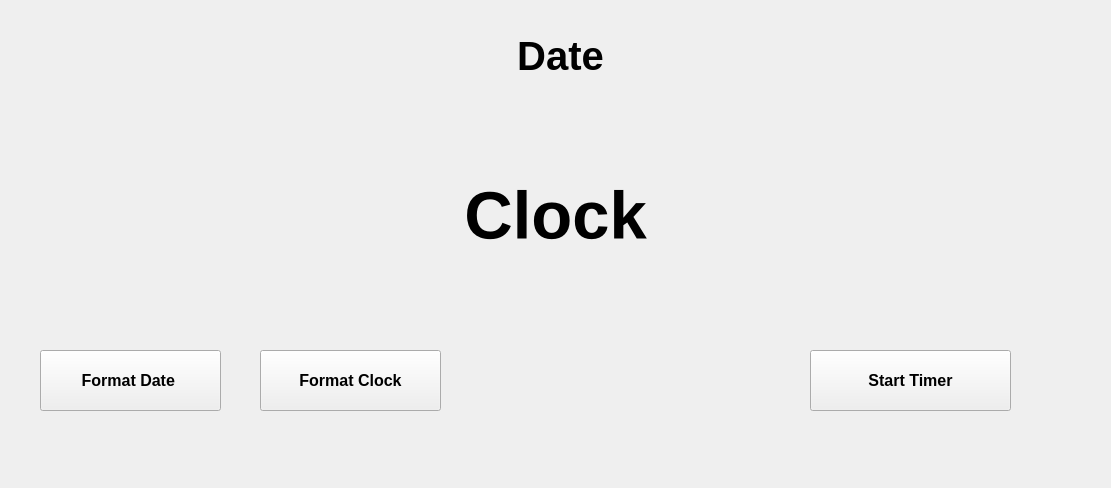
First picture: the form in clockwindow.ui, repository Pennelli02/Timer, before the edit.
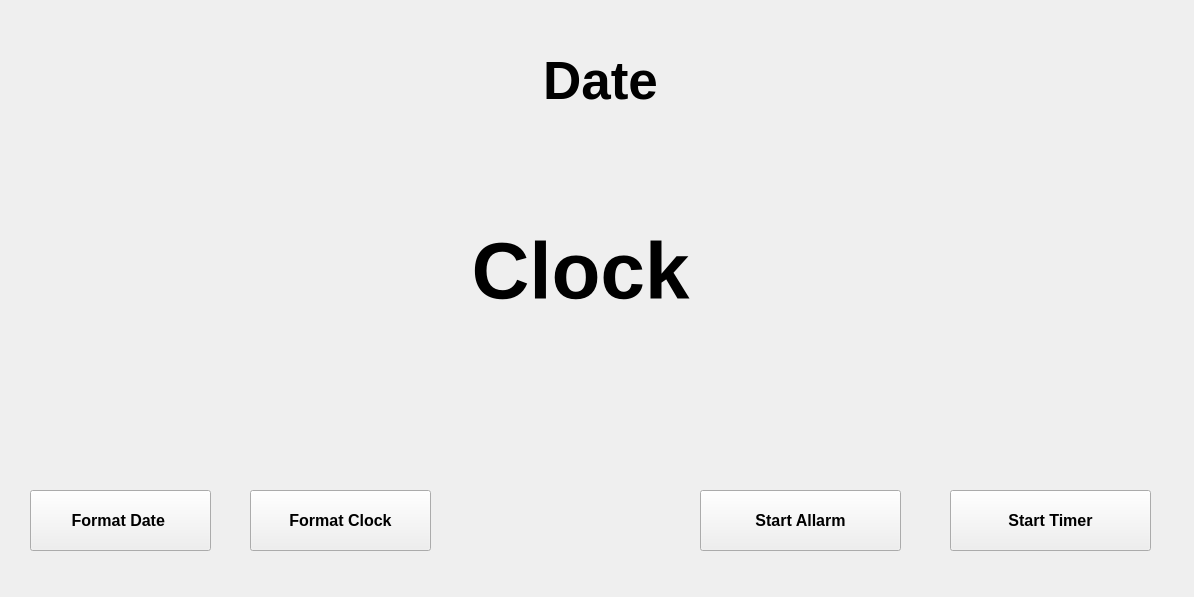
Second picture: the form after the edit.

Commit message: add button about allarm

The edit to the form file:
```diff
--- a/clockwindow.ui
+++ b/clockwindow.ui
@@ -6,8 +6,8 @@
    <rect>
     <x>0</x>
     <y>0</y>
-    <width>1111</width>
-    <height>488</height>
+    <width>1194</width>
+    <height>597</height>
    </rect>
   </property>
   <property name="windowTitle">
@@ -16,15 +16,15 @@
   <widget class="QLabel" name="DateLabel">
    <property name="geometry">
     <rect>
-     <x>300</x>
-     <y>20</y>
-     <width>521</width>
-     <height>71</height>
+     <x>200</x>
+     <y>30</y>
+     <width>801</width>
+     <height>101</height>
     </rect>
    </property>
    <property name="font">
     <font>
-     <pointsize>30</pointsize>
+     <pointsize>40</pointsize>
      <bold>true</bold>
     </font>
    </property>
@@ -39,14 +39,14 @@
    <property name="geometry">
     <rect>
      <x>130</x>
-     <y>160</y>
-     <width>851</width>
-     <height>111</height>
+     <y>180</y>
+     <width>901</width>
+     <height>181</height>
     </rect>
    </property>
    <property name="font">
     <font>
-     <pointsize>50</pointsize>
+     <pointsize>60</pointsize>
      <bold>true</bold>
     </font>
    </property>
@@ -60,8 +60,8 @@
   <widget class="QPushButton" name="changeFormat">
    <property name="geometry">
     <rect>
-     <x>40</x>
-     <y>350</y>
+     <x>30</x>
+     <y>490</y>
      <width>181</width>
      <height>61</height>
     </rect>
@@ -79,8 +79,8 @@
   <widget class="QPushButton" name="pushButton">
    <property name="geometry">
     <rect>
-     <x>810</x>
-     <y>350</y>
+     <x>950</x>
+     <y>490</y>
      <width>201</width>
      <height>61</height>
     </rect>
@@ -98,8 +98,8 @@
   <widget class="QPushButton" name="clockFormat">
    <property name="geometry">
     <rect>
-     <x>260</x>
-     <y>350</y>
+     <x>250</x>
+     <y>490</y>
      <width>181</width>
      <height>61</height>
     </rect>
@@ -114,6 +114,25 @@
     <string>Format Clock</string>
    </property>
   </widget>
+  <widget class="QPushButton" name="openAllarm">
+   <property name="geometry">
+    <rect>
+     <x>700</x>
+     <y>490</y>
+     <width>201</width>
+     <height>61</height>
+    </rect>
+   </property>
+   <property name="font">
+    <font>
+     <pointsize>12</pointsize>
+     <bold>true</bold>
+    </font>
+   </property>
+   <property name="text">
+    <string>Start Allarm</string>
+   </property>
+  </widget>
  </widget>
  <resources/>
  <connections/>
```
Left out of the diff: 2 changed lines with no effect on the pictures. The commit also changes 7 other files.
